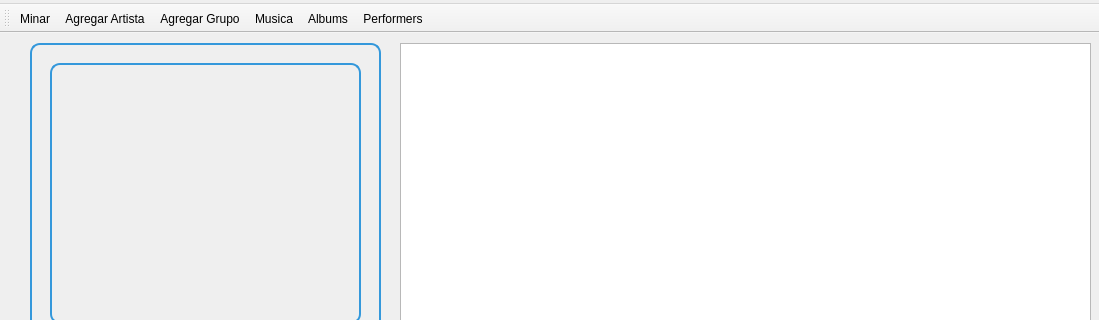
Before: the Qt Designer form src/mainwindow.ui in Ana-Luisa-GF/MyP-reproductorMP3-Ana-Luisa-GF, drawn with Qt 5; both pictures show x 0 to 1099 and y 0 to 320 of the 1099 by 680 pixel window.
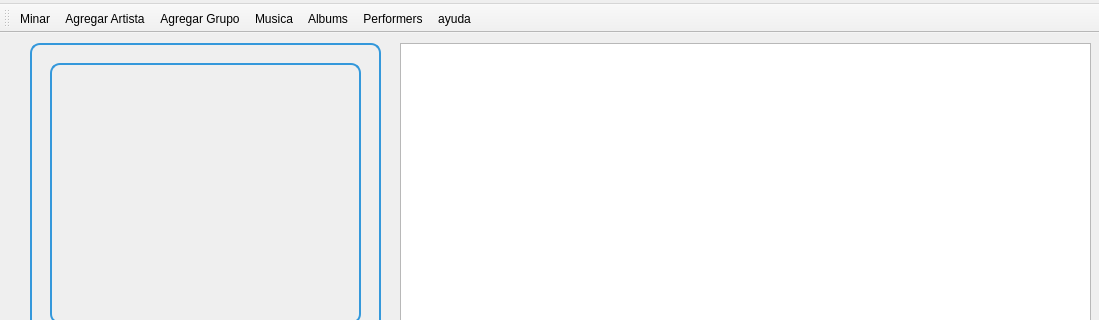
After: the same form once the commit is applied. The open tabs and pages were chosen to show the change. Icons and pictures are not drawn.

```diff
--- a/src/mainwindow.ui
+++ b/src/mainwindow.ui
@@ -1187,6 +1187,7 @@
    <addaction name="actionMusica"/>
    <addaction name="actionAlbums"/>
    <addaction name="actionPerformers"/>
+   <addaction name="actionayuda"/>
   </widget>
   <action name="actionMinar">
    <property name="icon">
@@ -1242,6 +1243,15 @@
     <string>Performers</string>
    </property>
   </action>
+  <action name="actionayuda">
+   <property name="icon">
+    <iconset resource="../iconos.qrc">
+     <normaloff>:/iconos/ayuda.png</normaloff>:/iconos/ayuda.png</iconset>
+   </property>
+   <property name="text">
+    <string>ayuda</string>
+   </property>
+  </action>
  </widget>
  <resources>
   <include location="../iconos.qrc"/>
```
Left out of the diff: 4 changed lines with no effect on the pictures.
